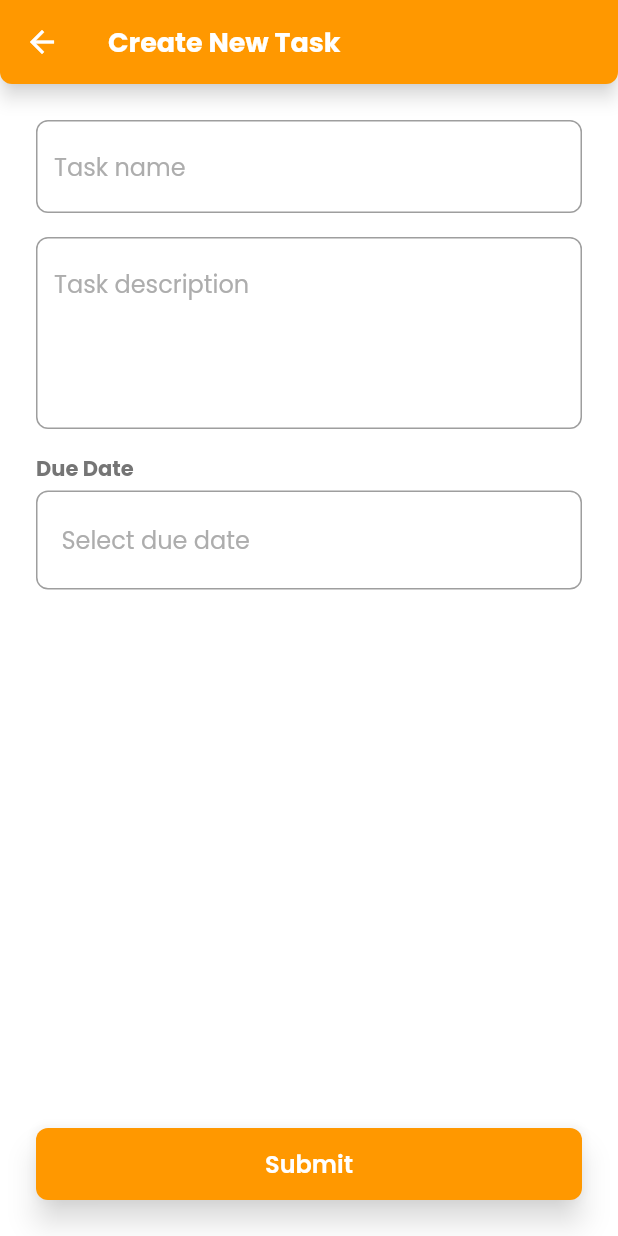
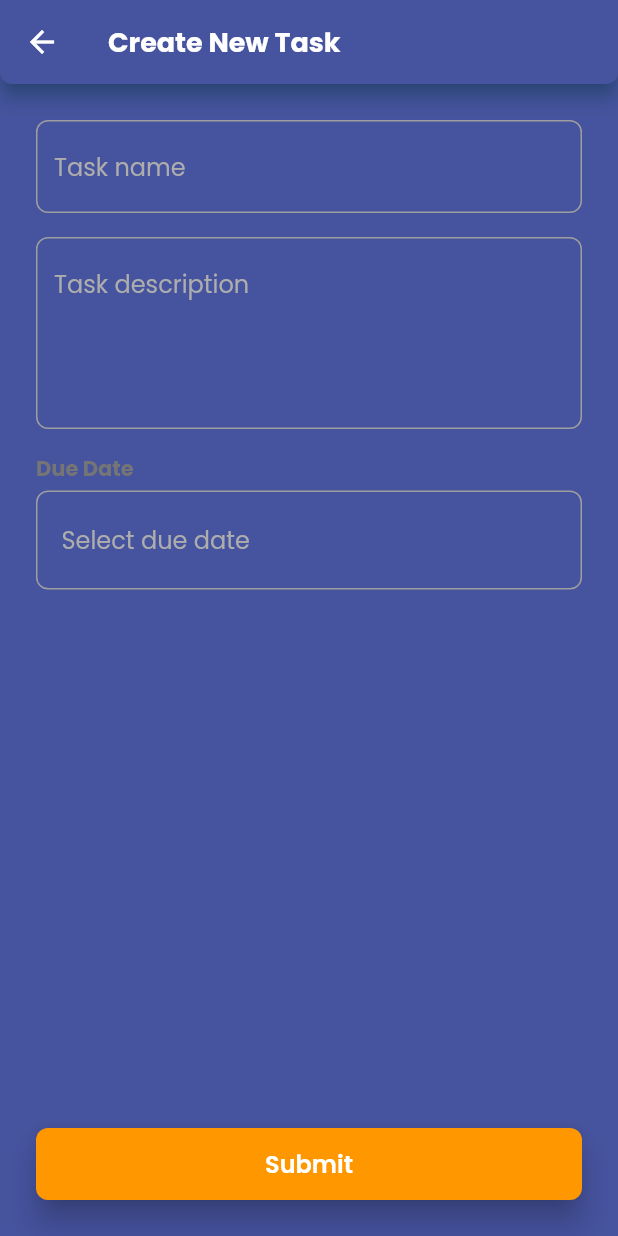
Before and after one commit to Jerinji2016/Yodo, a Flutter app: the TaskEditor screen opened by its route, on a phone screen of 412 x 824 dp. Run offline on Flutter 3.47's test engine with Material 2 defaults, Android fonts, the phone set to English and light mode, and no system bars; our stand-ins replace cloud_firestore, firebase_auth, firebase_core, google_sign_in, shared_preferences; accounts and stored records are empty.

Commit message:
theme color changes

```diff
--- a/lib/utils/themes.dart
+++ b/lib/utils/themes.dart
@@ -1,36 +1,39 @@
 import 'package:flutter/material.dart';
 import 'package:flutter/services.dart';
+
+const Color primaryColor = Color(0xFF46539E);
+const Color primaryButtonColor = Color(0xFF2EB9EE);
+const Color primaryButtonShadow = Color(0xFF186483);
 
 const Color lightDisabledColor = Color(0xFF3B3B3B), darkDisabledColor = Color(0xFFADADAD);
 
 ThemeData lightTheme = ThemeData(
   fontFamily: "Poppins",
-  scaffoldBackgroundColor: Colors.white,
+  scaffoldBackgroundColor: primaryColor,
   disabledColor: lightDisabledColor,
   cardColor: Colors.grey[200]!,
-  shadowColor: Colors.grey[100]!,
   iconTheme: IconThemeData(
     color: Colors.grey[700],
   ),
-  appBarTheme: AppBarTheme(
-    backgroundColor: Colors.orange,
+  appBarTheme: const AppBarTheme(
+    backgroundColor: primaryColor,
     elevation: 5.0,
-    shadowColor: Colors.grey[100]!,
-    systemOverlayStyle: const SystemUiOverlayStyle(
-      statusBarColor: Colors.orange,
+    shadowColor: primaryButtonShadow,
+    systemOverlayStyle: SystemUiOverlayStyle(
+      statusBarColor: primaryColor,
       statusBarBrightness: Brightness.light,
       statusBarIconBrightness: Brightness.light,
     ),
-    titleTextStyle: const TextStyle(
+    titleTextStyle: TextStyle(
       fontFamily: "Poppins",
       fontSize: 18.0,
       fontWeight: FontWeight.bold,
       color: Colors.white,
     ),
-    iconTheme: const IconThemeData(
+    iconTheme: IconThemeData(
       color: Colors.white,
     ),
-    shape: const RoundedRectangleBorder(
+    shape: RoundedRectangleBorder(
       borderRadius: BorderRadius.only(
         bottomLeft: Radius.circular(8.0),
         bottomRight: Radius.circular(8.0),
@@ -106,7 +109,7 @@ ThemeData lightTheme = ThemeData(
     ),
   ),
   bottomSheetTheme: const BottomSheetThemeData(
-    backgroundColor: Colors.white,
+    backgroundColor: primaryColor,
   ),
 );
 
```
